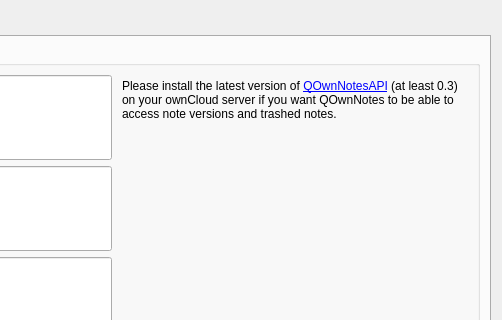
Qt form src/settingsdialog.ui (pbek/QOwnNotes) before a commit; both pictures show x 554 to 1056 and y 0 to 320 of the 1056 by 696 pixel window.
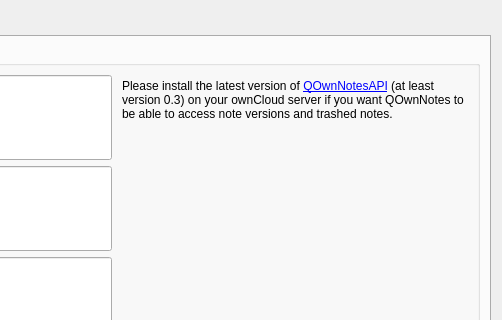
The same form after that commit. Icons and pictures are not drawn.

Commit message: turned on native file dialogs again some text changes and svg image fixes added an automatic update check every 6h you now are able to skip an update version number, no more update notifications as long there is no new update

```diff
--- a/src/settingsdialog.ui
+++ b/src/settingsdialog.ui
@@ -247,7 +247,7 @@
 &lt;html&gt;&lt;head&gt;&lt;meta name=&quot;qrichtext&quot; content=&quot;1&quot; /&gt;&lt;style type=&quot;text/css&quot;&gt;
 p, li { white-space: pre-wrap; }
 &lt;/style&gt;&lt;/head&gt;&lt;body style=&quot; font-family:'Sans Serif'; font-size:9pt; font-weight:400; font-style:normal;&quot;&gt;
-&lt;p style=&quot; margin-top:12px; margin-bottom:12px; margin-left:0px; margin-right:0px; -qt-block-indent:0; text-indent:0px;&quot;&gt;Please install the latest version of &lt;a href=&quot;https://apps.owncloud.com/content/show.php?content=173817&quot;&gt;&lt;span style=&quot; text-decoration: underline; color:#0000ff;&quot;&gt;QOwnNotesAPI&lt;/span&gt;&lt;/a&gt; (at least 0.3) on your ownCloud server if you want QOwnNotes to be able to access note versions and trashed notes.&lt;/p&gt;&lt;/body&gt;&lt;/html&gt;</string>
+&lt;p style=&quot; margin-top:12px; margin-bottom:12px; margin-left:0px; margin-right:0px; -qt-block-indent:0; text-indent:0px;&quot;&gt;Please install the latest version of &lt;a href=&quot;https://apps.owncloud.com/content/show.php?content=173817&quot;&gt;&lt;span style=&quot; text-decoration: underline; color:#0000ff;&quot;&gt;QOwnNotesAPI&lt;/span&gt;&lt;/a&gt; (at least version 0.3) on your ownCloud server if you want QOwnNotes to be able to access note versions and trashed notes.&lt;/p&gt;&lt;/body&gt;&lt;/html&gt;</string>
               </property>
               <property name="openExternalLinks">
                <bool>true</bool>
```
The commit also changes 15 other files.
